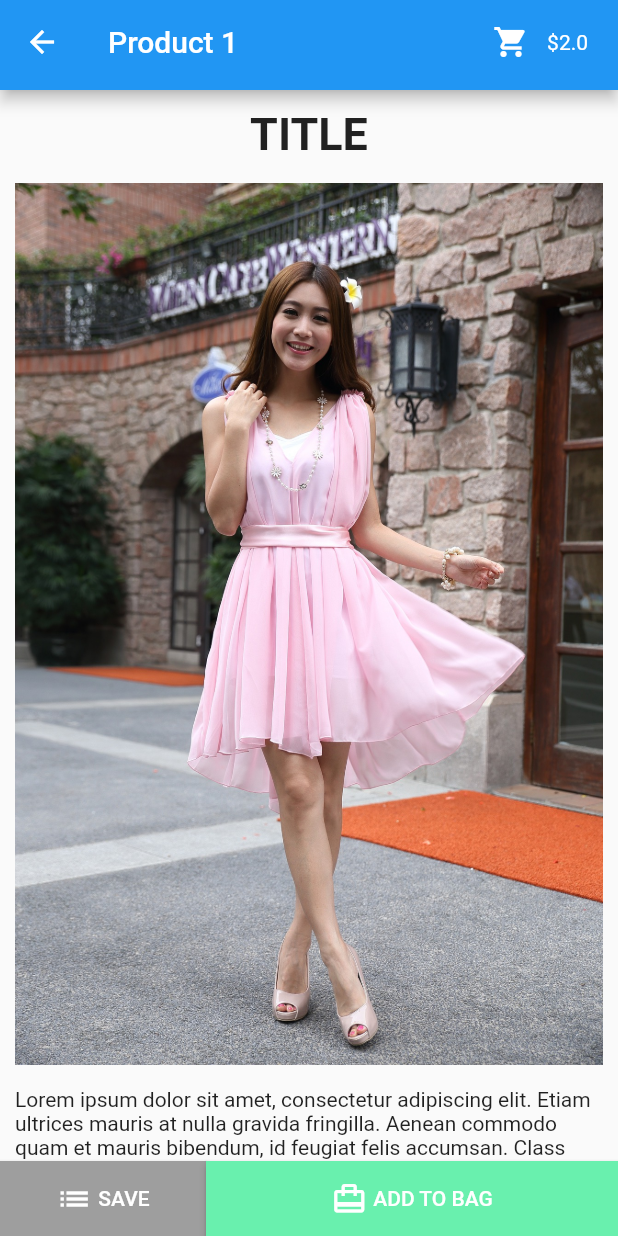
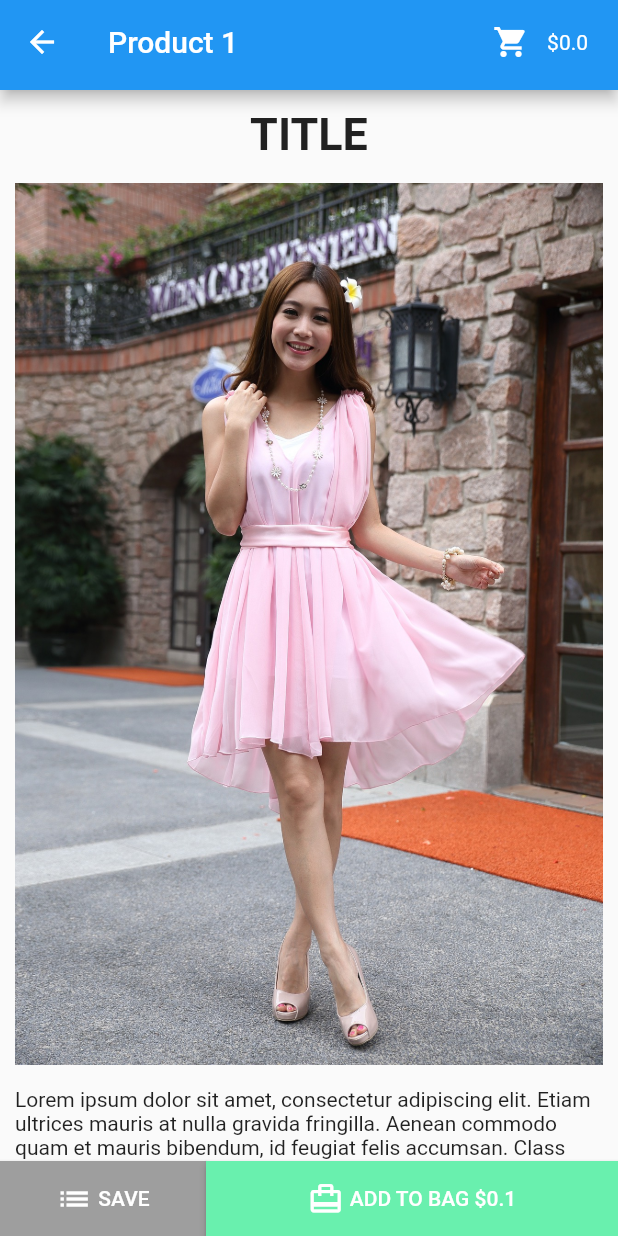
Before and after one commit to ehildingg/ecommerce, a Flutter app: the screen it shows after launch, after a tap on an icon or button, on a phone screen of 412 x 824 dp. Run offline on Flutter 3.47's test engine with Material 2 defaults, Android fonts, the phone set to English and light mode, and no system bars; our stand-ins replace bloc, flutter_bloc.

Commit message:
working navigation with product model

```diff
--- a/lib/buisness_logic/cubit/cart_cubit.dart
+++ b/lib/buisness_logic/cubit/cart_cubit.dart
@@ -3,6 +3,7 @@ import 'package:flutter/foundation.dart';
 import 'package:meta/meta.dart';
 
 import '../../data/cart_singleton.dart';
+import '../../data/models/Product.dart';
 
 part 'cart_state.dart';
 
@@ -11,8 +12,8 @@ class CartCubit extends Cubit<CartState> {
     startUp();
   }
 
-  void addToCart(double price) {
-    Cart().valueSetter(price);
+  void addToCart(Product item) {
+    Cart().valueSetter(item);
   }
 
   void startUp() {
--- a/lib/data/cart_singleton.dart
+++ b/lib/data/cart_singleton.dart
@@ -1,21 +1,29 @@
 //Flödet = Singleton -> ValueListener -> Cubit -> UI?
 
+import 'package:ecommerce/data/models/Product.dart';
 import 'package:flutter/material.dart';
 
 class Cart with ChangeNotifier {
   static final Cart _cart = Cart._internal();
-  int cartSize = 0;
 
-  ValueNotifier<double> cartValue = ValueNotifier<double>(2.0);
+  ValueNotifier<List<Product>> cartItems = ValueNotifier<List<Product>>([]);
+
   // double cartValue = 2.0;
 
   double get valueGetter {
-    // return cartValue;
-    return cartValue.value;
+    double sum = 0;
+
+    for (var item in cartItems.value) {
+      sum += item.price;
+    }
+    sum = double.parse(sum.toStringAsFixed(3));
+    print(sum);
+
+    return sum;
   }
 
-  void valueSetter(double input) {
-    cartValue.value = cartValue.value += input;
+  void valueSetter(input) {
+    cartItems.value.add(input);
     notifyListeners();
     // cartValue = cartValue += input;
   }
--- a/lib/data/dummy_data.dart
+++ b/lib/data/dummy_data.dart
@@ -1,14 +1,15 @@
 import 'dart:math';
+import 'package:uuid/uuid.dart';
+import "./models/Product.dart";
 
-final List<Map> myItems = List.generate(
-    100000,
-    (index) => {
-          "id": index,
-          "name": "Product $index",
-          "price": (index / 10)
-        }).toList();
+const uuid = Uuid();
 
-double roundDouble(double value, int places) {
-  num mod = pow(10.0, places);
-  return ((value * mod).round().toDouble() / mod);
+List<Product> myItems = [];
+void populateList() {
+  for (int i = 0; i < 1000; i++) {
+    myItems.add(Product(id: uuid.v1(), name: "Product $i", price: (i / 10)));
+  }
+  var priceDouble = double.parse((10.421421.toStringAsFixed(3)));
+  // priceDouble = double.parse(priceDouble.toStringAsFixed(1));
+  // print(priceDouble);
 }
--- /dev/null
+++ b/lib/data/models/Product.dart
@@ -0,0 +1,9 @@
+import 'package:flutter/material.dart';
+
+class Product {
+  String id;
+  String name;
+  double price;
+
+  Product({required this.id, required this.name, required this.price});
+}
--- a/lib/main.dart
+++ b/lib/main.dart
@@ -1,5 +1,6 @@
 import 'package:flutter/material.dart';
 
+import 'data/dummy_data.dart';
 import 'presentation/screens/details_page.dart';
 import 'presentation/screens/home_page.dart';
 import 'package:flutter_bloc/flutter_bloc.dart';
@@ -20,6 +21,7 @@ class MyApp extends StatelessWidget {
 
   @override
   Widget build(BuildContext context) {
+    populateList();
     return BlocProvider(
       create: (context) => CartCubit(),
       child: MaterialApp(
--- a/lib/presentation/screens/details_page.dart
+++ b/lib/presentation/screens/details_page.dart
@@ -3,6 +3,7 @@ import 'package:flutter/material.dart';
 import 'package:flutter_bloc/flutter_bloc.dart';
 
 import '../../data/cart_singleton.dart';
+import '../../data/models/Product.dart';
 import '../widget/global_app_bar.dart';
 
 class DetailsPage extends StatelessWidget {
@@ -12,12 +13,12 @@ class DetailsPage extends StatelessWidget {
   @override
   Widget build(BuildContext context) {
     final routeArgs =
-        ModalRoute.of(context)!.settings.arguments as Map<String, dynamic>;
-    // final detailsId = routeArgs['id'];
-    final detailsName = routeArgs['name'];
+        ModalRoute.of(context)!.settings.arguments as Map<String, Product>;
+
+    final productName = routeArgs['product']!.name;
 
     return Scaffold(
-      appBar: GlobalAppBar(detailsName),
+      appBar: GlobalAppBar(productName),
       body: SingleChildScrollView(
         child: Padding(
           padding: const EdgeInsets.only(top: 12, left: 10, right: 10),
@@ -61,8 +62,11 @@ class BottomNavbar extends StatelessWidget {
   @override
   Widget build(BuildContext context) {
     final routeArgs =
-        ModalRoute.of(context)!.settings.arguments as Map<String, dynamic>;
-    final double price = routeArgs['price'];
+        ModalRoute.of(context)!.settings.arguments as Map<String, Product>;
+
+    final Product? product = routeArgs['product'];
+    var productPrice = product!.price;
+
     return SizedBox(
       height: 50.0,
       child: Row(
@@ -106,22 +110,22 @@ class BottomNavbar extends StatelessWidget {
                   shape: const RoundedRectangleBorder(
                       borderRadius: BorderRadius.all(Radius.circular(0)))),
               onPressed: () {
-                BlocProvider.of<CartCubit>(context).addToCart(price);
+                BlocProvider.of<CartCubit>(context).addToCart(product!);
               },
               child: Center(
                 child: Row(
                   mainAxisAlignment: MainAxisAlignment.center,
-                  children: const <Widget>[
-                    Icon(
+                  children: <Widget>[
+                    const Icon(
                       Icons.card_travel,
                       color: Colors.white,
                     ),
-                    SizedBox(
+                    const SizedBox(
                       width: 4.0,
                     ),
                     Text(
-                      "ADD TO BAG",
-                      style: TextStyle(color: Colors.white),
+                      "ADD TO BAG \$$productPrice",
+                      style: const TextStyle(color: Colors.white),
                     ),
                   ],
                 ),
--- a/lib/presentation/widget/details_item.dart
+++ b/lib/presentation/widget/details_item.dart
@@ -1,3 +1,4 @@
+import 'package:ecommerce/data/models/Product.dart';
 import 'package:flutter/material.dart';
 
 import '../screens/details_page.dart';
@@ -8,11 +9,8 @@ class DetailsItem extends StatelessWidget {
   const DetailsItem(this.index, {super.key});
 
   void onTapProductHandler(index, BuildContext context) {
-    Navigator.of(context).pushNamed(DetailsPage.routeName, arguments: {
-      'id': myItems[index]['id'].toString(), // Ursprungligen... Int
-      'name': myItems[index]['name'], // String
-      'price': myItems[index]['price'] // Double,
-    });
+    Navigator.of(context).pushNamed(DetailsPage.routeName,
+        arguments: {'product': myItems[index]});
   }
 
   @override
@@ -26,7 +24,7 @@ class DetailsItem extends StatelessWidget {
           color: Colors.blue,
           borderRadius: BorderRadius.circular(15),
         ),
-        child: Text(myItems[index]['name']),
+        child: Text(myItems[index].name),
       ),
     );
   }
--- a/lib/presentation/widget/global_app_bar.dart
+++ b/lib/presentation/widget/global_app_bar.dart
@@ -24,7 +24,7 @@ class GlobalAppBar extends StatelessWidget implements PreferredSizeWidget {
               ),
               BlocBuilder<CartCubit, CartState>(
                 builder: (context, state) {
-                  return Text('\$${state.cart.cartValue.value}');
+                  return Text('\$${state.cart.valueGetter}');
                 },
               )
             ],
--- a/pubspec.yaml
+++ b/pubspec.yaml
@@ -36,6 +36,7 @@ dependencies:
   # Use with the CupertinoIcons class for iOS style icons.
   cupertino_icons: ^1.0.2
   flutter_bloc: ^8.1.1
+  uuid: any
 
 dev_dependencies:
   flutter_test:
```
Also changed, not shown: pubspec.lock.
